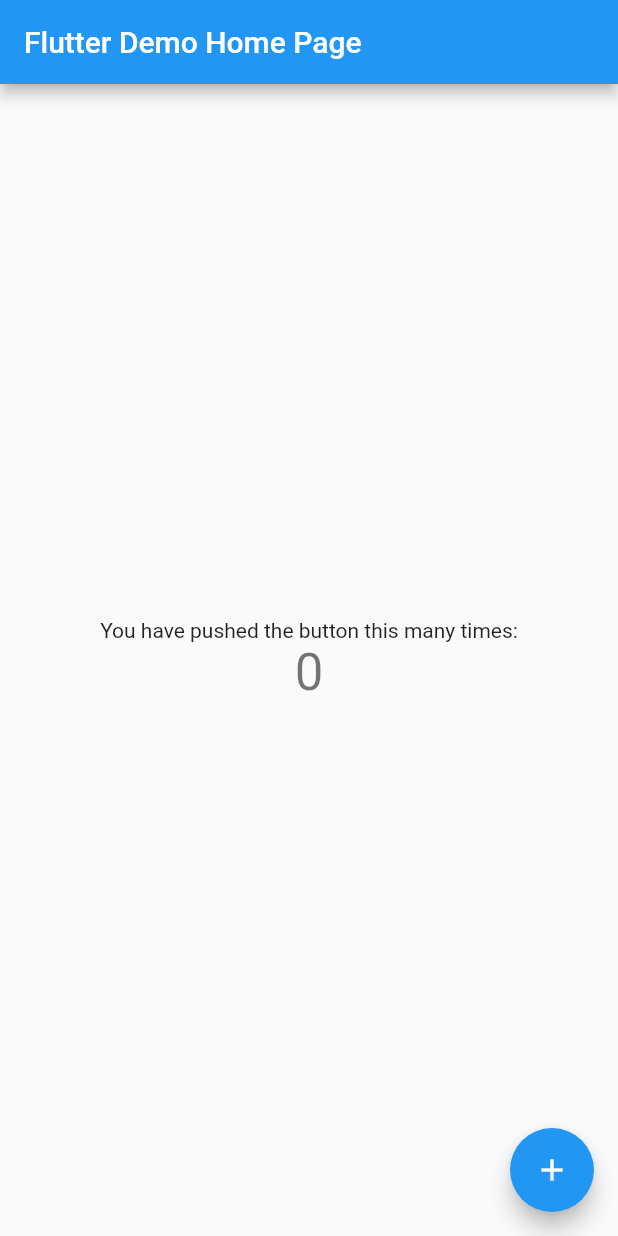
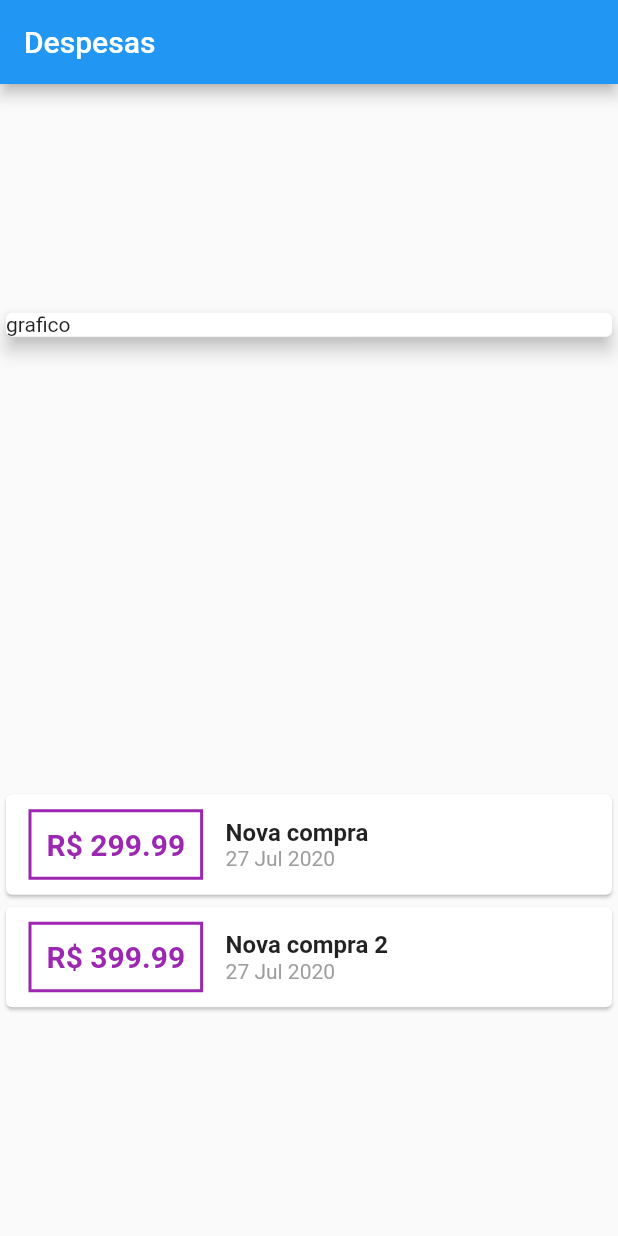
Before and after one commit to lvneves2010/despesas, a Flutter app: the screen it shows after launch, on a phone screen of 412 x 824 dp. Run offline on Flutter 3.47's test engine with Material 2 defaults, Android fonts, the phone set to English and light mode, and no system bars.

Commit message:
estilo e gird das transacoes

```diff
--- a/lib/main.dart
+++ b/lib/main.dart
@@ -1,117 +1,100 @@
+import 'package:expenses/models/transaction.dart';
+import 'package:intl/intl.dart';
 import 'package:flutter/material.dart';
 
-void main() {
-  runApp(MyApp());
-}
+main() => runApp(ExpensesApp());
 
-class MyApp extends StatelessWidget {
-  // This widget is the root of your application.
+class ExpensesApp extends StatelessWidget {
   @override
   Widget build(BuildContext context) {
     return MaterialApp(
-      title: 'Flutter Demo',
-      theme: ThemeData(
-        // This is the theme of your application.
-        //
-        // Try running your application with "flutter run". You'll see the
-        // application has a blue toolbar. Then, without quitting the app, try
-        // changing the primarySwatch below to Colors.green and then invoke
-        // "hot reload" (press "r" in the console where you ran "flutter run",
-        // or simply save your changes to "hot reload" in a Flutter IDE).
-        // Notice that the counter didn't reset back to zero; the application
-        // is not restarted.
-        primarySwatch: Colors.blue,
-        // This makes the visual density adapt to the platform that you run
-        // the app on. For desktop platforms, the controls will be smaller and
-        // closer together (more dense) than on mobile platforms.
-        visualDensity: VisualDensity.adaptivePlatformDensity,
-      ),
-      home: MyHomePage(title: 'Flutter Demo Home Page'),
+      home: MyHomePage(),
     );
   }
 }
 
-class MyHomePage extends StatefulWidget {
-  MyHomePage({Key key, this.title}) : super(key: key);
+class MyHomePage extends StatelessWidget {
 
-  // This widget is the home page of your application. It is stateful, meaning
-  // that it has a State object (defined below) that contains fields that affect
-  // how it looks.
-
-  // This class is the configuration for the state. It holds the values (in this
-  // case the title) provided by the parent (in this case the App widget) and
-  // used by the build method of the State. Fields in a Widget subclass are
-  // always marked "final".
-
-  final String title;
-
-  @override
-  _MyHomePageState createState() => _MyHomePageState();
-}
-
-class _MyHomePageState extends State<MyHomePage> {
-  int _counter = 0;
-
-  void _incrementCounter() {
-    setState(() {
-      // This call to setState tells the Flutter framework that something has
-      // changed in this State, which causes it to rerun the build method below
-      // so that the display can reflect the updated values. If we changed
-      // _counter without calling setState(), then the build method would not be
-      // called again, and so nothing would appear to happen.
-      _counter++;
-    });
-  }
-
+  final _transactions = [
+    Transaction(
+      id: 't1',
+      title: 'Nova compra',
+      value: 299.99,
+      date: DateTime.now()
+    ),
+    Transaction(
+      id: 't2',
+      title: 'Nova compra 2',
+      value: 399.99,
+      date: DateTime.now()
+    ),
+  ];
   @override
   Widget build(BuildContext context) {
-    // This method is rerun every time setState is called, for instance as done
-    // by the _incrementCounter method above.
-    //
-    // The Flutter framework has been optimized to make rerunning build methods
-    // fast, so that you can just rebuild anything that needs updating rather
-    // than having to individually change instances of widgets.
     return Scaffold(
       appBar: AppBar(
-        // Here we take the value from the MyHomePage object that was created by
-        // the App.build method, and use it to set our appbar title.
-        title: Text(widget.title),
+        title: Text('Despesas'),
         ),
-      body: Center(
-        // Center is a layout widget. It takes a single child and positions it
-        // in the middle of the parent.
-        child: Column(
-          // Column is also a layout widget. It takes a list of children and
-          // arranges them vertically. By default, it sizes itself to fit its
-          // children horizontally, and tries to be as tall as its parent.
-          //
-          // Invoke "debug painting" (press "p" in the console, choose the
-          // "Toggle Debug Paint" action from the Flutter Inspector in Android
-          // Studio, or the "Toggle Debug Paint" command in Visual Studio Code)
-          // to see the wireframe for each widget.
-          //
-          // Column has various properties to control how it sizes itself and
-          // how it positions its children. Here we use mainAxisAlignment to
-          // center the children vertically; the main axis here is the vertical
-          // axis because Columns are vertical (the cross axis would be
-          // horizontal).
-          mainAxisAlignment: MainAxisAlignment.center,
+      body: Column(
+        mainAxisAlignment: MainAxisAlignment.spaceAround,
+        crossAxisAlignment: CrossAxisAlignment.stretch,
+        children:<Widget>[
+          Container(
+            child: Card(
+              child: Text('grafico'),
+              elevation: 5,
+            ),
+          ),
+          Column(
+            children: _transactions.map((tr) {
+              return Card (child: Row(
+                children: <Widget>[
+                  Container(
+                    margin: EdgeInsets.symmetric(
+                      horizontal: 15,
+                      vertical: 10
+                    ),
+                    decoration: BoxDecoration(
+                      border: Border.all(
+                        color: Colors.purple,
+                        width: 2,
+                      )
+                    ),
+                    padding: EdgeInsets.all(10),
+                    child: Text(
+                      'R\$ ${tr.value.toStringAsFixed(2)}',
+                      style: TextStyle(
+                        fontWeight: FontWeight.bold,
+                        fontSize: 20,
+                        color: Colors.purple,
+                      ),
+                    ),
+                  ),
+                  Column(
+                    crossAxisAlignment: CrossAxisAlignment.start,
                     children: <Widget>[
                       Text(
-              'You have pushed the button this many times:',
+                        tr.title,
+                        style: TextStyle(
+                          fontSize: 16,
+                          fontWeight: FontWeight.bold,
+                        ),
                       ),
                       Text(
-              '$_counter',
-              style: Theme.of(context).textTheme.headline4,
+                        DateFormat('d MMM y').format(tr.date),
+                        style: TextStyle(
+                          color: Colors.grey
+                        ),
                       ),
                     ],
+                  )
+                ],
               ),
+              );
+            }).toList(),
+          )
+        ]
       ),
-      floatingActionButton: FloatingActionButton(
-        onPressed: _incrementCounter,
-        tooltip: 'Increment',
-        child: Icon(Icons.add),
-      ), // This trailing comma makes auto-formatting nicer for build methods.
     );
   }
 }
--- /dev/null
+++ b/lib/models/transaction.dart
@@ -0,0 +1,15 @@
+import 'package:flutter/foundation.dart';
+
+class Transaction {
+  final String id;
+  final String title;
+  final double value;
+  final DateTime date;
+
+  Transaction({
+    @required this.id,
+    @required this.title,
+    @required this.value,
+    @required this.date,
+  });
+}
--- a/pubspec.yaml
+++ b/pubspec.yaml
@@ -23,6 +23,7 @@ environment:
 dependencies:
   flutter:
     sdk: flutter
+  intl: 0.16.1
 
 
   # The following adds the Cupertino Icons font to your application.
```
Also changed, not shown: pubspec.lock. Lines whose indentation alone changed are shown as unchanged.
